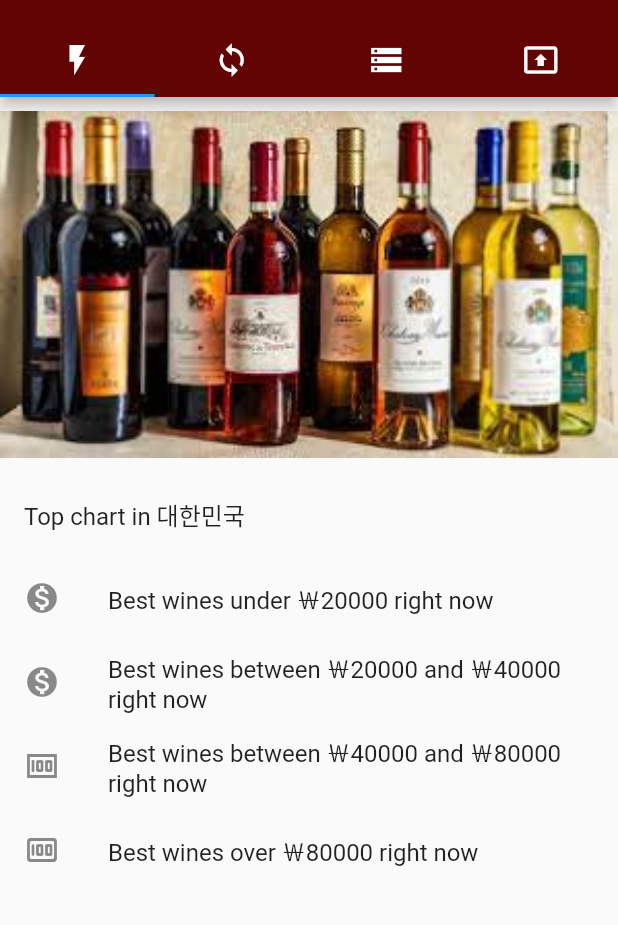
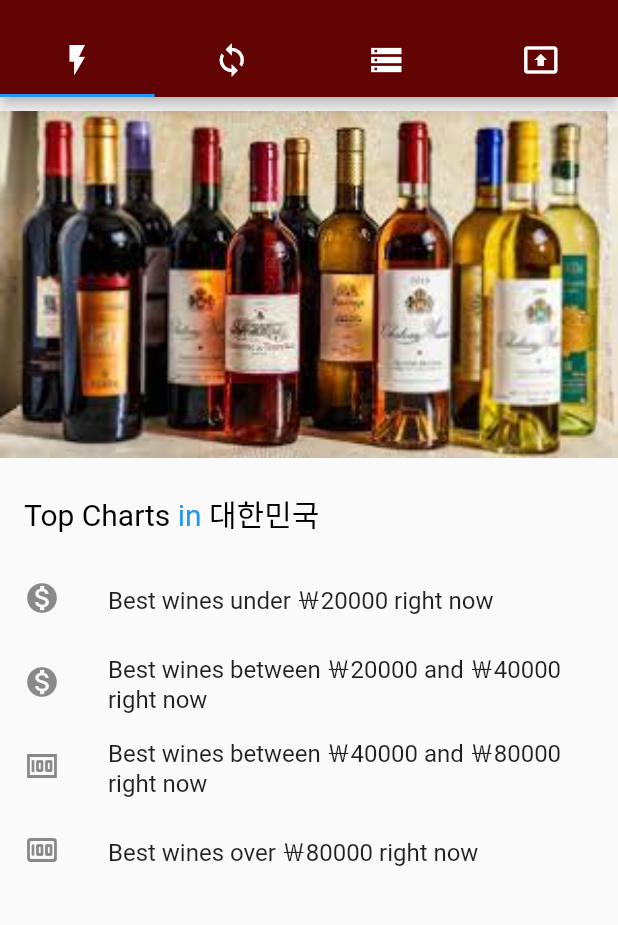
Before and after one commit to earning-rightly/vivino_example-1.0, a Flutter app: the screen it shows after launch, on a phone screen of 412 x 824 dp, the part 59-984 px from its top. Run offline on Flutter 3.47's test engine with Material 2 defaults, Android fonts, the light colour scheme and no system bars.

Commit message:
<feat> : <add a widget of ShowTitle>
vivino앱에서 보면 글자 'in' 글자 색이 다르고 user가 현재 있는 나라의
이름을 보여준다. 그래서 생각하건데 GPS값을 받아서 나라 이름이 달라져야
한다라는 생각이들어서 widget을 만들었습니다.

```diff
--- a/lib/top_list_page.dart
+++ b/lib/top_list_page.dart
@@ -52,10 +52,36 @@ class _TopChartsInContryState extends State<TopChartsInContry> {
     return Column(
       children: [
         ListTile(
-          title: Text('Top chart in 대한민국'),
+          title: ShowTitle(),
         ),
         Expanded(child: showTopListContent(topListData: topListData)),
       ],
+    );
+  }
+}
+
+class ShowTitle extends StatelessWidget {
+  const ShowTitle({Key? key}) : super(key: key);
+
+  @override
+  Widget build(BuildContext context) {
+    return const Text.rich(
+      TextSpan(
+        children: <TextSpan>[
+          TextSpan(
+            text: 'Top Charts ',
+            style: TextStyle(color: Colors.black, fontSize: 20),
+          ),
+          TextSpan(
+            text: 'in',
+            style: TextStyle(color: Colors.blue, fontSize: 20),
+          ),
+          TextSpan(
+            text: ' 대한민국',
+            style: TextStyle(color: Colors.black, fontSize: 20),
+          ),
+        ],
+      ),
     );
   }
 }
@@ -73,7 +99,7 @@ class _showTopListContentState extends State<showTopListContent> {
   @override
   Widget build(BuildContext context) {
     return ListView.builder(
-        itemCount: widget.topListData.length, // 유저가 사용한 스크롤 정보를 저장한다
+        itemCount: widget.topListData.length, // 유저가 V사용한 스크롤 정보를 저장한다
         itemBuilder: (c, i) {
           return ListTile(
               leading: widget.topListData[i]['icone'],
```
